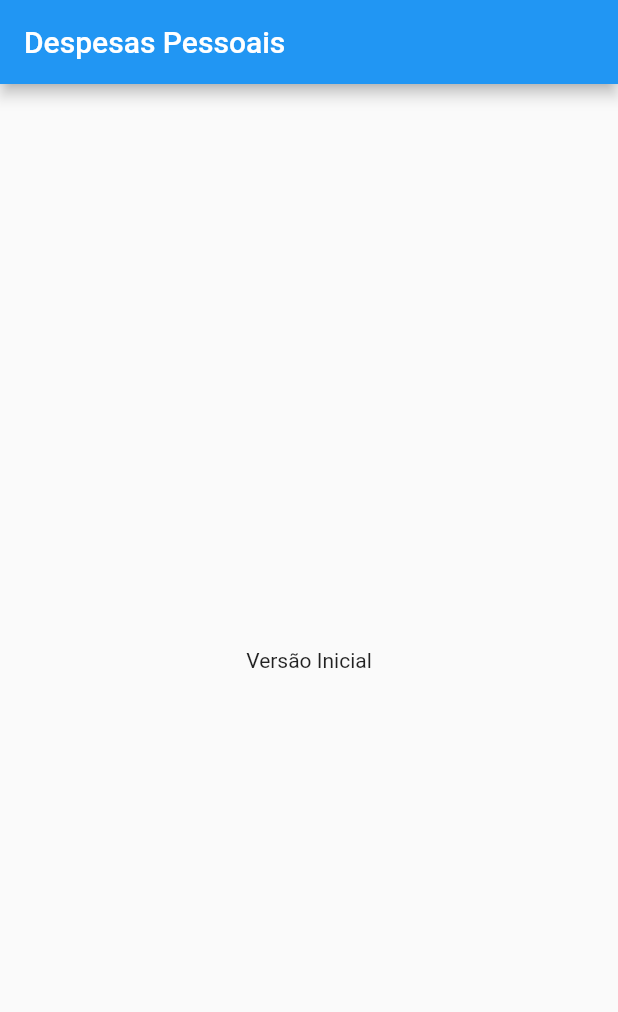
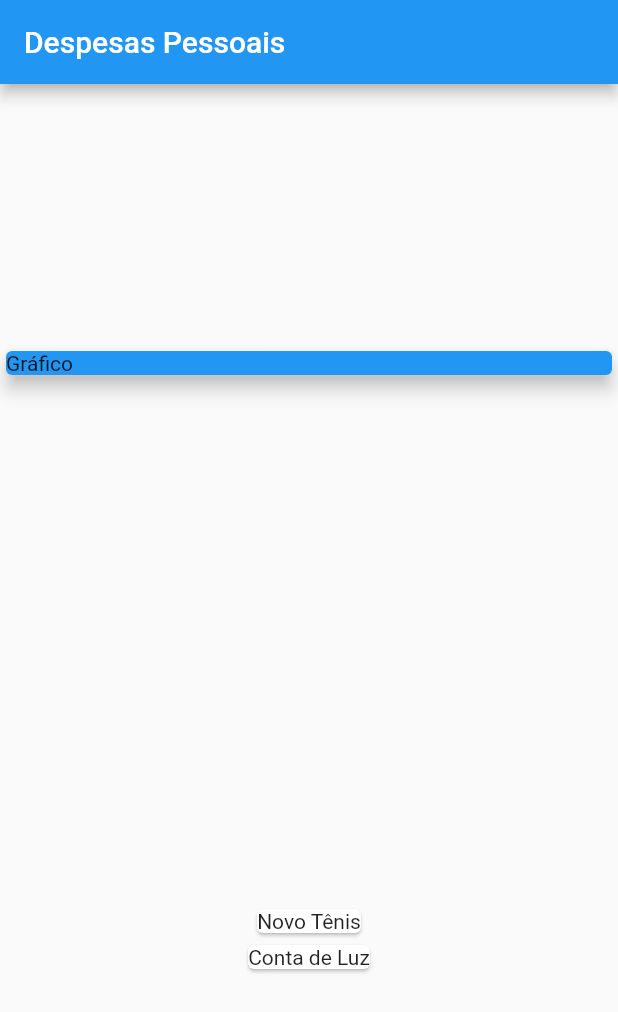
Before and after one commit to jessealvessilva/expenses, a Flutter app: the screen it shows after launch, on a phone screen of 412 x 824 dp. Shown: the top 1012 px of the screen. Run offline on Flutter 3.47's test engine with Material 2 defaults, Android fonts, the phone set to English and light mode, and no system bars.

```diff
--- a/lib/main.dart
+++ b/lib/main.dart
@@ -1,6 +1,4 @@
-import 'package:flutter/src/widgets/container.dart';
-import 'package:flutter/src/widgets/framework.dart';
-
+import '../models/transaction.dart';
 import 'package:flutter/material.dart';
 
 main() => runApp(ExpensesApp());
@@ -17,17 +15,50 @@ class ExpensesApp extends StatelessWidget {
 }
 
 class MyHomePage extends StatelessWidget {
-  const MyHomePage({super.key});
+  MyHomePage({super.key});
+
+  final _transaction = [
+    Transaction(
+      id: 't1',
+      title: 'Novo Tênis',
+      value: 310.76,
+      date: DateTime.now(),
+    ),
+    Transaction(
+      id: 't2',
+      title: 'Conta de Luz',
+      value: 211.30,
+      date: DateTime.now(),
+    )
+  ];
 
   @override
   Widget build(BuildContext context) {
     return Scaffold(
-      appBar: AppBar(
-        title: Text('Despesas Pessoais'),
-      ),
-      body: Center(
-        child: Text('Versão Inicial'),
-      ),
-    );
+        appBar: AppBar(
+          title: Text('Despesas Pessoais'),
+        ),
+        body: Column(
+          mainAxisAlignment: MainAxisAlignment.spaceAround,
+          crossAxisAlignment: CrossAxisAlignment.stretch,
+          children: <Widget>[
+            SizedBox(
+              child: Card(
+                color: Colors.blue,
+                child: Text(
+                  'Gráfico',
+                ),
+                elevation: 5,
+              ),
+            ),
+            Column(
+              children: <Widget>[
+                ..._transaction.map((tr) => Card(
+                      child: Text(tr.title),
+                    ))
+              ],
+            ),
+          ],
+        ));
   }
 }
--- /dev/null
+++ b/lib/models/transaction.dart
@@ -0,0 +1,13 @@
+class Transaction {
+  final String id;
+  final String title;
+  final double value;
+  final DateTime date;
+
+  Transaction({
+    required this.id,
+    required this.title,
+    required this.value,
+    required this.date,
+  });
+}
```
